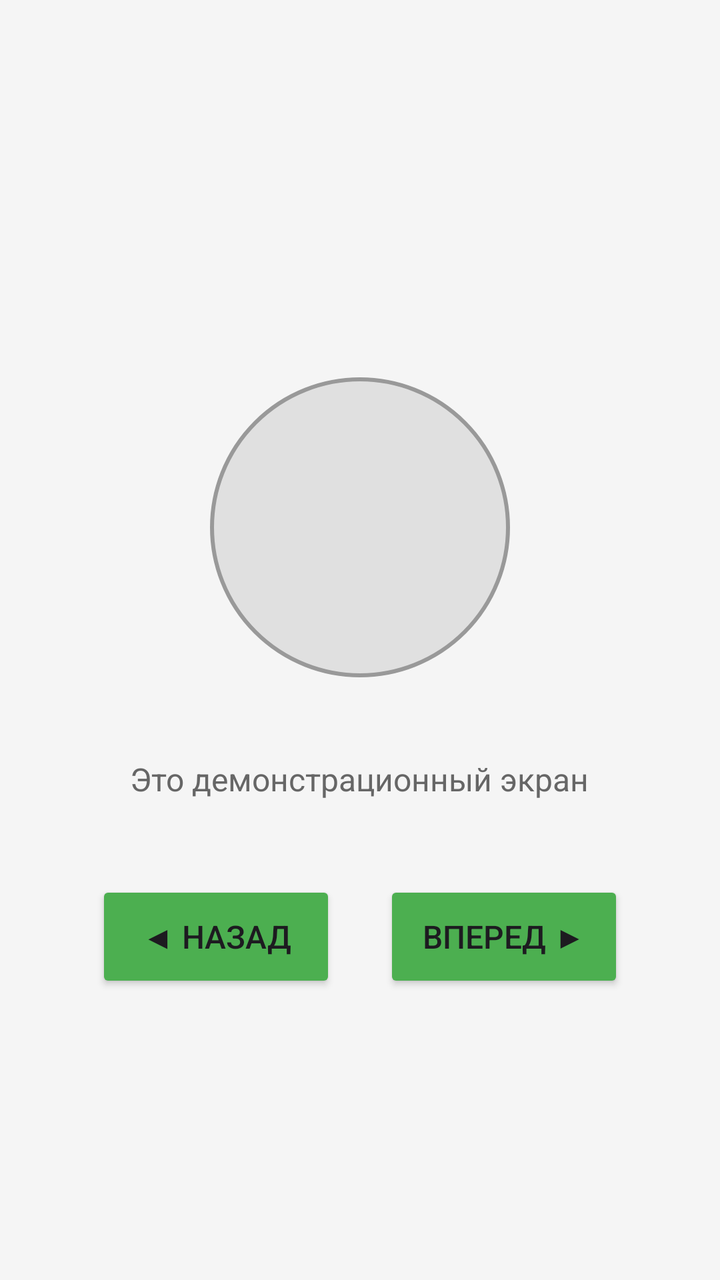
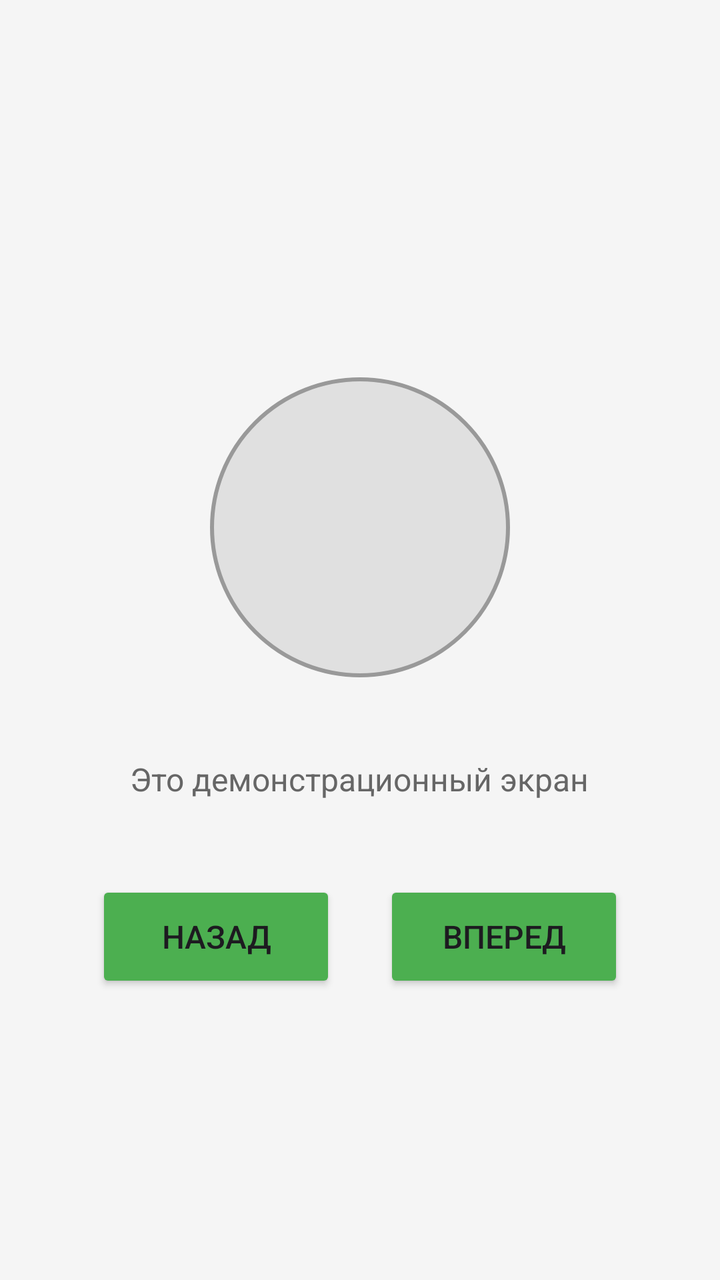

Compare the two renders of this Android layout. The source of the first and the diff that turns it into the second are given below.
<!-- AndroidManifest.xml: application theme Theme.AndroidSdk -->
<!-- res/layout/fragment_sample.xml -->
<?xml version="1.0" encoding="utf-8"?>
<LinearLayout xmlns:android="http://schemas.android.com/apk/res/android"
    android:layout_width="match_parent"
    android:layout_height="match_parent"
    android:orientation="vertical"
    android:gravity="center"
    android:padding="16dp"
    android:background="#F5F5F5"
    android:fitsSystemWindows="true">

    <TextView
        android:id="@+id/tvTitle"
        android:layout_width="wrap_content"
        android:layout_height="wrap_content"
        android:textSize="28sp"
        android:textStyle="bold"
        android:textColor="#333"
        android:layout_marginBottom="40dp" />

    <View
        android:layout_width="150dp"
        android:layout_height="150dp"
        android:background="@drawable/bg_circle"
        android:layout_marginBottom="40dp" />

    <TextView
        android:layout_width="wrap_content"
        android:layout_height="wrap_content"
        android:text="Это демонстрационный экран"
        android:textSize="16sp"
        android:textColor="#666"
        android:layout_marginBottom="40dp" />

    <LinearLayout
        android:layout_width="wrap_content"
        android:layout_height="wrap_content"
        android:orientation="horizontal"
        android:layout_marginBottom="32dp">

        <Button
            android:id="@+id/btnPrevious"
            android:layout_width="120dp"
            android:layout_height="56dp"
            android:text="◀ Назад"
            android:textSize="16sp"
            android:layout_marginEnd="24dp"
            android:backgroundTint="#4CAF50" />

        <Button
            android:id="@+id/btnNext"
            android:layout_width="120dp"
            android:layout_height="56dp"
            android:text="Вперед ▶"
            android:textSize="16sp"
            android:backgroundTint="#4CAF50" />

    </LinearLayout>

</LinearLayout>
<!-- resources referenced by this layout -->
<resources>
  <!-- drawable bg_circle (drawable) -->
  <?xml version="1.0" encoding="utf-8"?>
  <shape xmlns:android="http://schemas.android.com/apk/res/android"
      android:shape="oval">
      <solid android:color="#E0E0E0" />
      <stroke android:width="2dp" android:color="#999" />
  </shape>
  <style name="Theme.AndroidSdk" parent="Base.Theme.AndroidSdk" />
  <style name="Base.Theme.AndroidSdk" parent="Theme.Material3.DayNight.NoActionBar">
          <item name="android:statusBarColor">@android:color/transparent</item>
          <item name="android:navigationBarColor">@android:color/white</item>
          <item name="android:windowLightStatusBar">true</item>
          <item name="android:windowLightNavigationBar">true</item>
      </style>
</resources>

<!-- the commit's change to res/layout/fragment_sample.xml (unified diff, before → after) -->
@@ -41,7 +41,7 @@
             android:id="@+id/btnPrevious"
             android:layout_width="120dp"
             android:layout_height="56dp"
-            android:text="◀ Назад"
+            android:text=" Назад "
             android:textSize="16sp"
             android:layout_marginEnd="24dp"
             android:backgroundTint="#4CAF50" />
@@ -50,7 +50,7 @@
             android:id="@+id/btnNext"
             android:layout_width="120dp"
             android:layout_height="56dp"
-            android:text="Вперед ▶"
+            android:text=" Вперед "
             android:textSize="16sp"
             android:backgroundTint="#4CAF50" />
 
